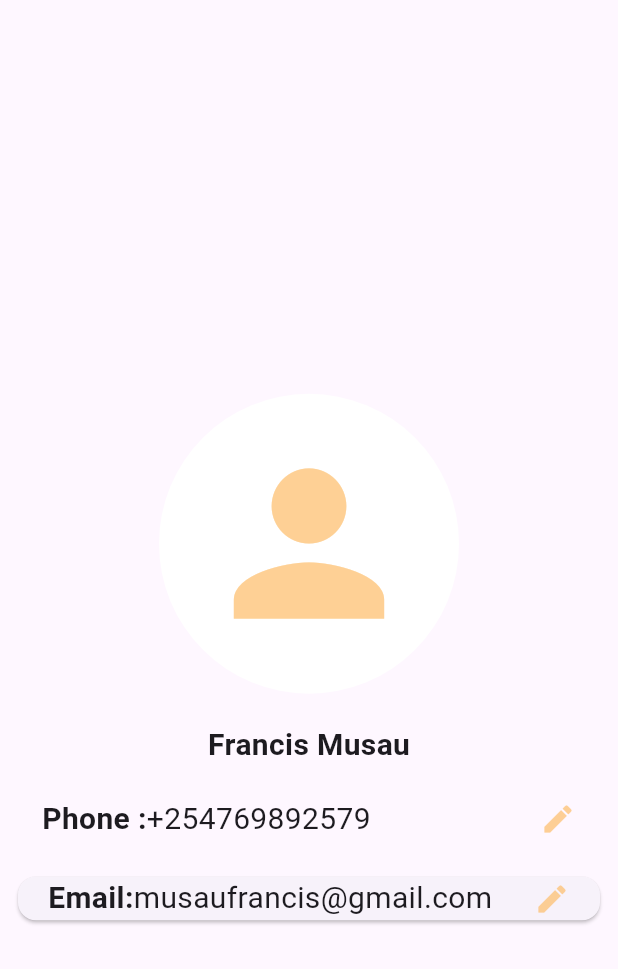
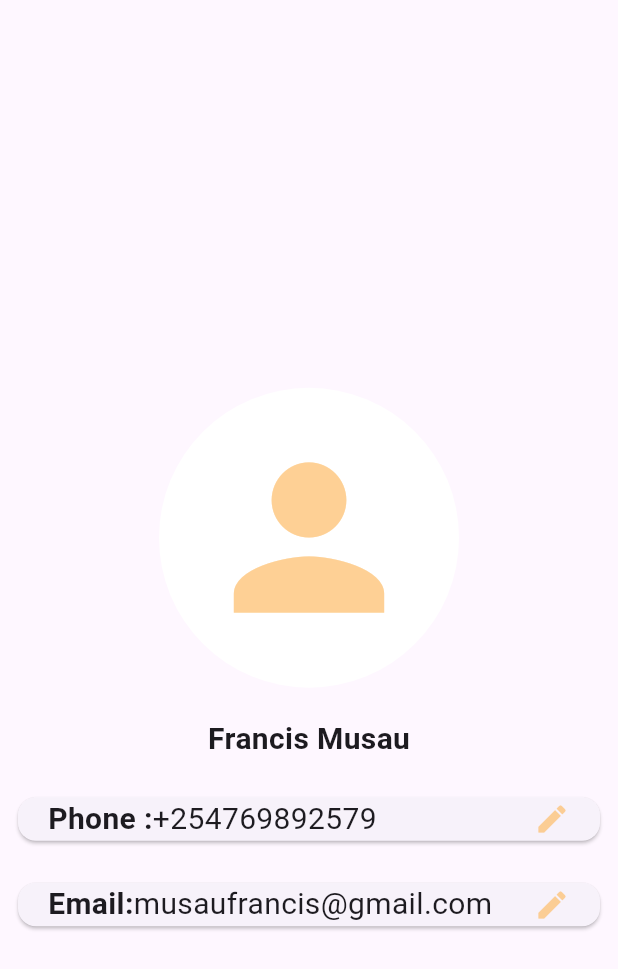
Before and after one commit to MuthamaFrancs/flutter_application_1, a Flutter app: the Profile screen opened by its route, on a phone screen of 412 x 824 dp. Shown: the top 969 px of the screen. Run offline on Flutter 3.47's test engine with Material 3 defaults, Android fonts, the phone set to English and light mode, and no system bars; our stand-ins replace get, percent_indicator.

```diff
--- a/lib/models/studentsModel.dart
+++ b/lib/models/studentsModel.dart
@@ -1,3 +1,4 @@
+import 'package:flutter/material.dart';
 import 'package:http/http.dart' as http;
 
 class StudentModel {
@@ -5,12 +6,14 @@ class StudentModel {
   final String admissionnum;
   final String sname;
   final String? email;
+  final Image? image;
 
   //constructor
   StudentModel({
     required this.admissionnum,
     required this.sname,
     this.email,
+    this.image,
   });
   //factory constructor
   factory StudentModel.fromJson(Map<String, dynamic> json) {
--- a/lib/pages/Profile.dart
+++ b/lib/pages/Profile.dart
@@ -33,9 +33,11 @@ class Profile extends StatelessWidget {
                     ),
                   ),
                   const SizedBox(height: 20.0),
-                  InfoCard(
-                    title: "Phone :",
-                    subtitle: "+254769892579",
+                  Card(
+                    child: InfoCard(
+                      title: "Phone :",
+                      subtitle: "+254769892579",
+                    ),
                   ),
                   const SizedBox(height: 20.0),
                   Card(
```
Also changed, not shown: lib/pages/login.dart (+27 -2 lines), lib/services/authentication.dart (+8 -0 lines).
